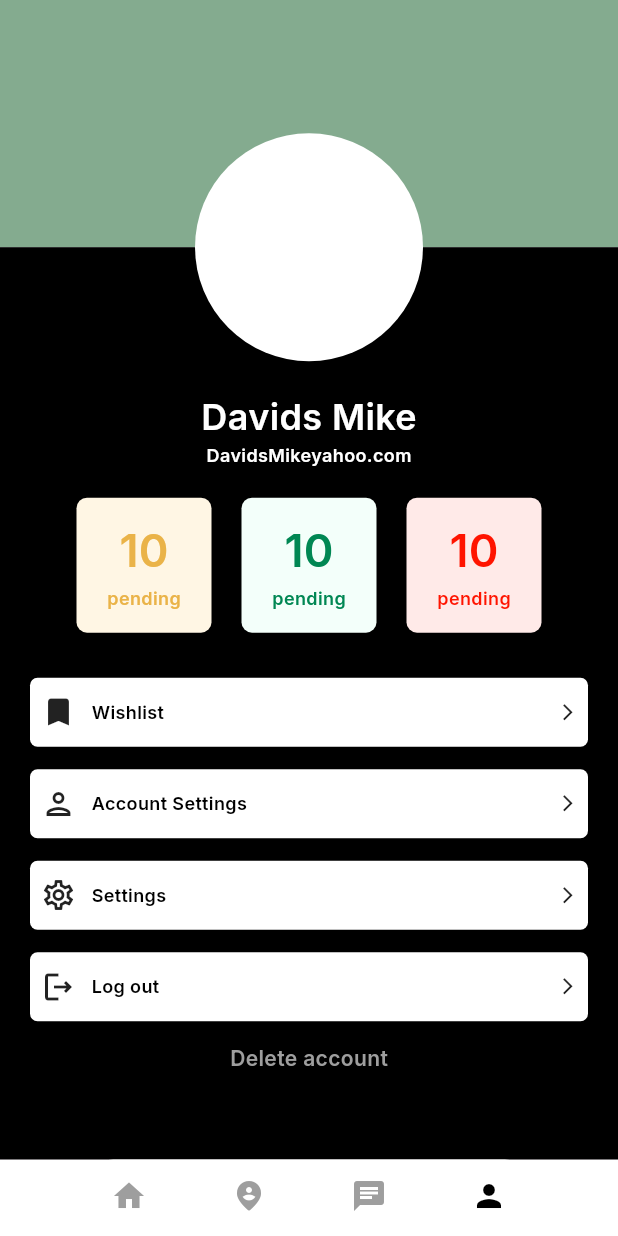
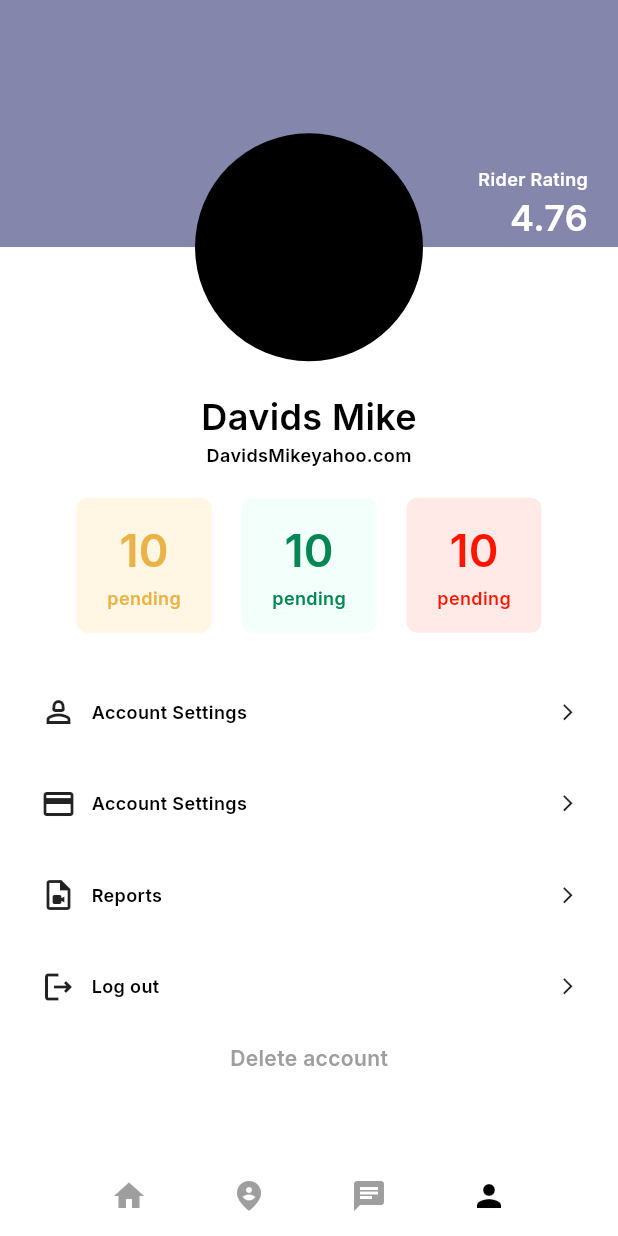
Before and after one commit to Adeyemi-olusola/inminute, a Flutter app: the RiderNavbar screen opened directly, item 4 of the bottom bar chosen, on a phone screen of 412 x 824 dp. Run offline on Flutter 3.47's test engine with Material 2 defaults, Android fonts, the light colour scheme and no system bars; drawn by our look-alikes of dot_navigation_bar; our stand-ins replace flutter_svg, get, google_fonts, pin_code_fields, stacked.

Commit message:
profile view ui

```diff
--- a/lib/ui/rider/nav_bar/rider_navbar_view.dart
+++ b/lib/ui/rider/nav_bar/rider_navbar_view.dart
@@ -5,6 +5,7 @@ import 'package:inminutes/ui/customer/screens/checkout/checkout_view.dart';
 import 'package:inminutes/ui/customer/screens/home/home_view.dart';
 import 'package:inminutes/ui/customer/screens/profile/profile_view.dart';
 import 'package:inminutes/ui/rider/messages/messages_view.dart';
+import 'package:inminutes/ui/rider/profile/profile_view.dart';
 import 'package:inminutes/ui/rider/rider_homepage/home_page_view.dart';
 import 'package:inminutes/utils/themes.dart';
 
@@ -27,7 +28,7 @@ class _RiderNavbarState extends State<RiderNavbar> with TickerProviderStateMixin
     });
   }
 
-  List<Widget> pages = [RiderHomePageView() , RiderHomePageView() , MessagesView() , ProfileView()];
+  List<Widget> pages = [RiderHomePageView() , RiderHomePageView() , MessagesView() , RiderProfileView()];
 
   @override
   Widget build(BuildContext context) {
--- /dev/null
+++ b/lib/ui/rider/profile/profile_view.dart
@@ -0,0 +1,234 @@
+import 'package:flutter/material.dart';
+import 'package:get/get.dart';
+import 'package:inminutes/ui/customer/screens/account_seeting/account_setting_view.dart';
+import 'package:inminutes/ui/customer/screens/login/login_view.dart';
+import 'package:inminutes/ui/customer/screens/setting/setting_view.dart';
+import 'package:inminutes/ui/customer/screens/sign_up/sign_upform_view.dart';
+import 'package:inminutes/ui/customer/screens/sign_up/signup_viewmodel.dart';
+import 'package:inminutes/ui/customer/screens/wishlist/wishlist_view.dart';
+import 'package:inminutes/utils/themes.dart';
+import 'package:stacked/stacked.dart';
+
+class RiderProfileView extends StatefulWidget {
+  const RiderProfileView({super.key});
+
+  @override
+  State<RiderProfileView> createState() => _RiderProfileViewState();
+}
+
+class _RiderProfileViewState extends State<RiderProfileView> {
+  @override
+  Widget build(BuildContext context) {
+    return ViewModelBuilder.reactive(
+        viewModelBuilder: () => SignupViewModel(),
+        builder: (context, viewmodel, child) {
+          return Scaffold(
+            body: Stack(
+              children: [
+                Container(
+                  height: MediaQuery.of(context).size.height,
+                  width: MediaQuery.of(context).size.width,
+                  child: Column(
+                    children: [
+                      Container(
+                        height: MediaQuery.of(context).size.height / 5,
+                        width: MediaQuery.of(context).size.width,
+                        color: Color(0xff8486AB),
+                        child: Padding(
+                          padding: const EdgeInsets.symmetric(
+                              vertical: 3, horizontal: 20),
+                          child: Column(
+                            mainAxisAlignment: MainAxisAlignment.end,
+                            crossAxisAlignment: CrossAxisAlignment.end,
+                            children: [
+                                Text(
+                                'Rider Rating',
+                                style: lightMode.textTheme.headlineSmall,
+                              ),
+                              Text(
+                                '4.76',
+                                style: lightMode.textTheme.headlineLarge,
+                              )
+                            ],
+                          ),
+                        ),
+                      ),
+                      Expanded(
+                        child: Container(
+                          width: MediaQuery.of(context).size.width,
+                          color: Colors.white,
+                          child: Padding(
+                            padding: const EdgeInsets.only(
+                                top: 96, left: 20, right: 20),
+                            child: SingleChildScrollView(
+                              child: Column(
+                                children: [
+                                  Text(
+                                    'Davids Mike',
+                                    style: riderTheme.textTheme.headlineLarge,
+                                  ),
+                                  Text(
+                                    'DavidsMikeyahoo.com',
+                                    style: riderTheme.textTheme.headlineSmall,
+                                  ),
+                                  SizedBox(
+                                    height: 20,
+                                  ),
+                                  Row(
+                                    mainAxisAlignment: MainAxisAlignment.center,
+                                    children: [
+                                      StatisticsCard(
+                                        containerColor: Color(0xffFFF6E4),
+                                        textColors: Color(0xffEAB348),
+                                      ),
+                                      SizedBox(
+                                        width: 20,
+                                      ),
+                                      StatisticsCard(
+                                        containerColor: Color(0xffF3FFFA),
+                                        textColors: Color(0xff008753),
+                                      ),
+                                      SizedBox(
+                                        width: 20,
+                                      ),
+                                      StatisticsCard(
+                                        containerColor: Color(0xffFFEAE8),
+                                        textColors: Color(0xffFF1400),
+                                      ),
+                                    ],
+                                  ),
+                                  SizedBox(
+                                    height: 30,
+                                  ),
+                                  card(Icons.person_2_outlined,
+                                      'Account Settings', WishlistView()),
+                                  SizedBox(
+                                    height: 15,
+                                  ),
+                                  card(Icons.payment, 'Account Settings',
+                                      AccountSettingView()),
+                                  SizedBox(
+                                    height: 15,
+                                  ),
+                                  card(Icons.video_file_outlined, 'Reports',
+                                      SettingView()),
+                                  SizedBox(
+                                    height: 15,
+                                  ),
+                                  card(Icons.logout_outlined, 'Log out',
+                                      LoginView()),
+                                  SizedBox(
+                                    height: 15,
+                                  ),
+                                  Text(
+                                    'Delete account',
+                                    style: riderTheme.textTheme.headlineSmall!
+                                        .copyWith(
+                                            color: Colors.grey, fontSize: 14),
+                                  )
+                                ],
+                              ),
+                            ),
+                          ),
+                        ),
+                      )
+                    ],
+                  ),
+                ),
+                Container(
+                  height: MediaQuery.of(context).size.height,
+                  width: MediaQuery.of(context).size.width,
+                  child: Column(
+                    crossAxisAlignment: CrossAxisAlignment.center,
+                    children: [
+                      Padding(
+                        padding: EdgeInsets.only(
+                            top: MediaQuery.of(context).size.height / 5 - 76),
+                        child: CircleAvatar(
+                          radius: 76,
+                          backgroundColor: Colors.black,
+                        ),
+                      )
+                    ],
+                  ),
+                )
+              ],
+            ),
+          );
+        });
+  }
+
+  card(IconData icon, String text, Widget widget) {
+    return GestureDetector(
+      onTap: () {
+        Get.to(widget);
+      },
+      child: Container(
+        decoration: BoxDecoration(
+            color: Colors.white, borderRadius: BorderRadius.circular(5)),
+        height: 46,
+        child: Padding(
+          padding: const EdgeInsets.all(7.0),
+          child: Row(
+            mainAxisAlignment: MainAxisAlignment.spaceBetween,
+            children: [
+              Row(
+                children: [
+                  Icon(icon),
+                  SizedBox(
+                    width: 10,
+                  ),
+                  Text(
+                    text,
+                    style: riderTheme.textTheme.headlineSmall!
+                        .copyWith(color: Colors.black),
+                  )
+                ],
+              ),
+              Icon(
+                Icons.arrow_forward_ios,
+                size: 13,
+              )
+            ],
+          ),
+        ),
+      ),
+    );
+  }
+}
+
+class StatisticsCard extends StatelessWidget {
+  StatisticsCard({super.key, this.textColors, this.containerColor});
+  Color? textColors;
+  Color? containerColor;
+
+  @override
+  Widget build(BuildContext context) {
+    return Container(
+      height: 90,
+      width: 90,
+      decoration: BoxDecoration(
+          color: containerColor, borderRadius: BorderRadius.circular(7)),
+      child: Center(
+        child: Column(
+          mainAxisAlignment: MainAxisAlignment.center,
+          children: [
+            Text(
+              '10',
+              style: riderTheme.textTheme.headlineLarge!
+                  .copyWith(color: textColors, fontSize: 30),
+            ),
+            SizedBox(
+              height: 1,
+            ),
+            Text(
+              'pending',
+              style: riderTheme.textTheme.headlineSmall!
+                  .copyWith(color: textColors),
+            ),
+          ],
+        ),
+      ),
+    );
+  }
+}
```
